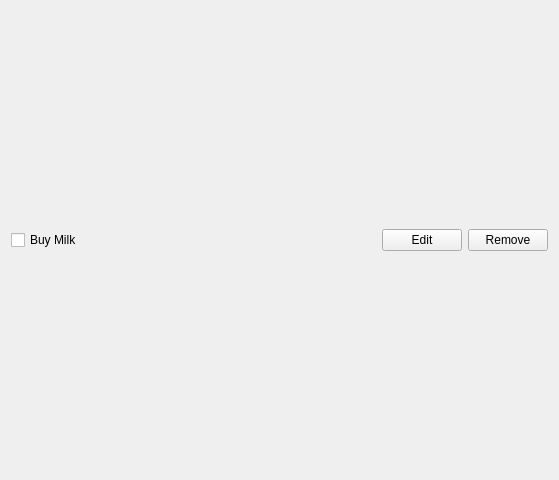
Before: the Qt Designer form Chapter-1/Task.ui in JeJoProjects/Qt-trails, drawn with Qt 5.
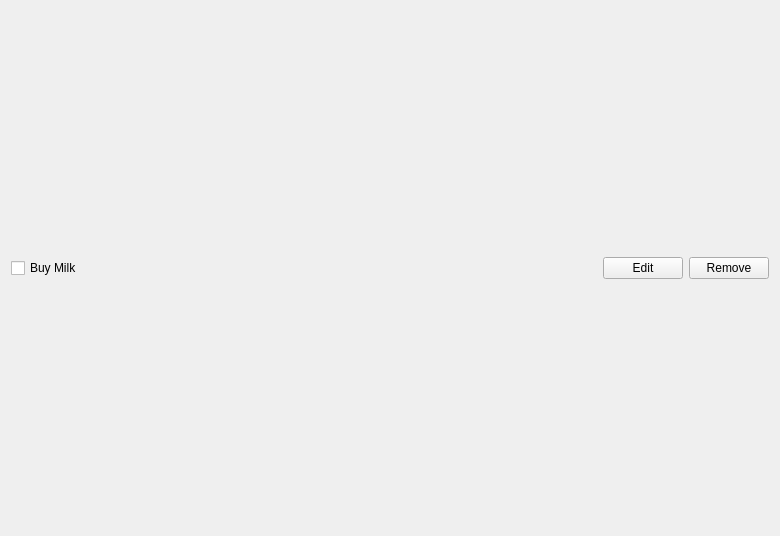
After: the same form once the commit is applied.

```diff
--- a/Chapter-1/Task.ui
+++ b/Chapter-1/Task.ui
@@ -6,8 +6,8 @@
    <rect>
     <x>0</x>
     <y>0</y>
-    <width>559</width>
-    <height>480</height>
+    <width>780</width>
+    <height>536</height>
    </rect>
   </property>
   <property name="windowTitle">
```
